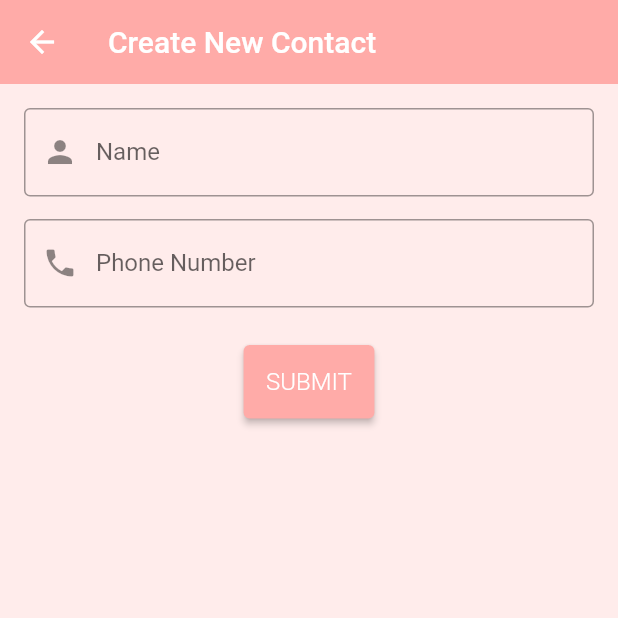
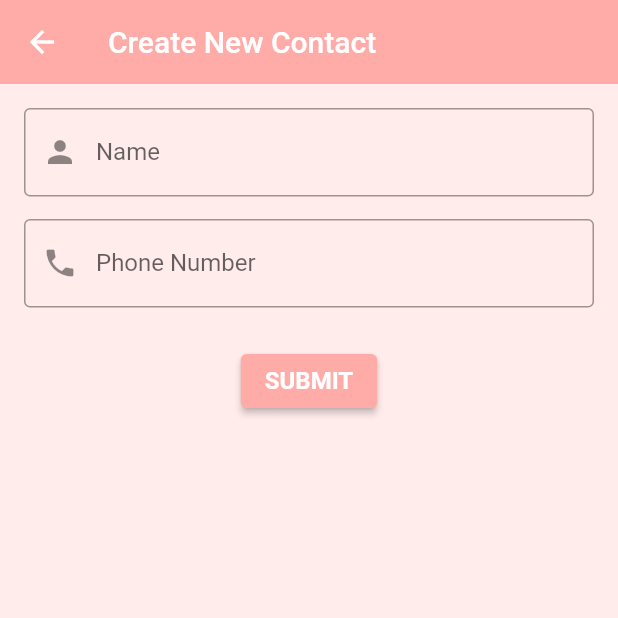
Before and after one commit to angelinefelicia/flutter_angeline-felicia, a Flutter app: the screen it shows after launch, after a tap on the "add" icon, on a phone screen of 412 x 824 dp, the top half of it. Run offline on Flutter 3.47's test engine with Material 2 defaults, Android fonts, the phone set to English and light mode, and no system bars; our stand-ins replace badges, barcode_widget, bloc, flutter_bloc, flutter_colorpicker, image_picker and 1 more; missing offline and left inert: cupertino_list_tile.

Commit message:
Update praktikum section 23

```diff
--- a/23_Flutter Animation/praktikum/alta_section23_praktikum_soal2/lib/screens/contact_item_screen.dart
+++ b/23_Flutter Animation/praktikum/alta_section23_praktikum_soal2/lib/screens/contact_item_screen.dart
@@ -87,10 +87,8 @@ class _ContactItemScreenState extends State<ContactItemScreen> {
                 ElevatedButton(
                     style: ElevatedButton.styleFrom(
                         primary: darkpink,
-                        padding: const EdgeInsets.symmetric(
-                            horizontal: 15, vertical: 15),
                         textStyle: const TextStyle(
-                            fontSize: 16, fontWeight: FontWeight.w300)),
+                            fontSize: 16, fontWeight: FontWeight.bold)),
                     onPressed: () {
                       if (formKey.currentState!.validate()) {
                         final contactItem = ContactModel(
```
Also changed, not shown: 23_Flutter Animation/praktikum/alta_section23_praktikum_soal2/lib/screens/contact_screen.dart (+0 -9 lines), 1 other file.
